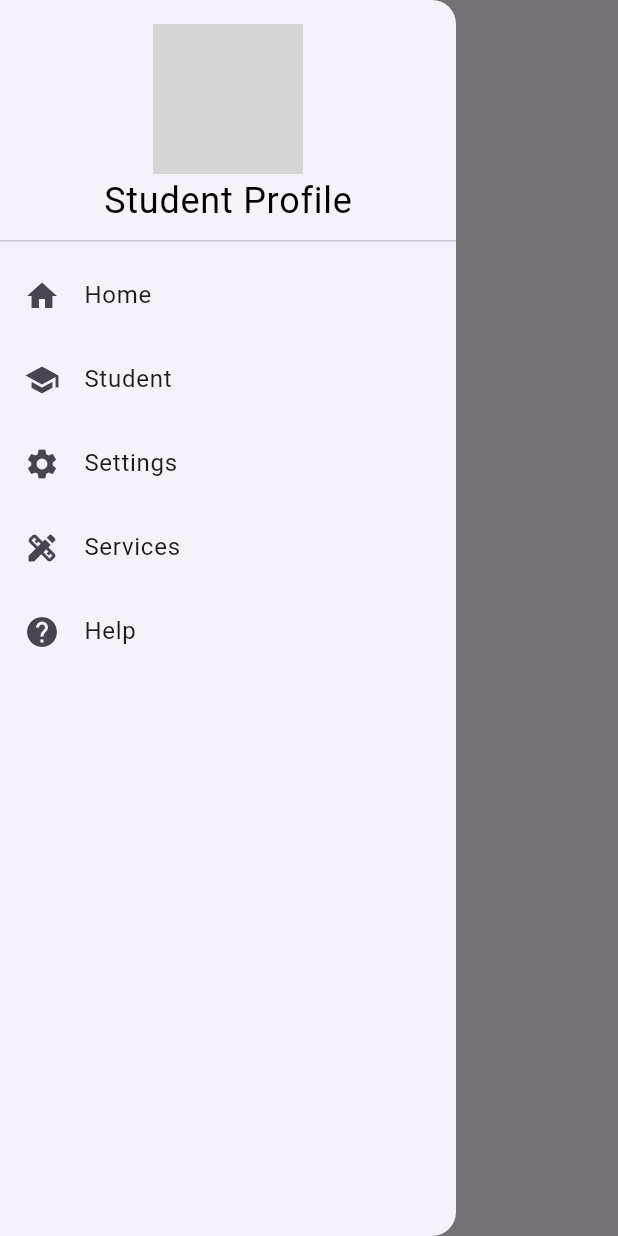
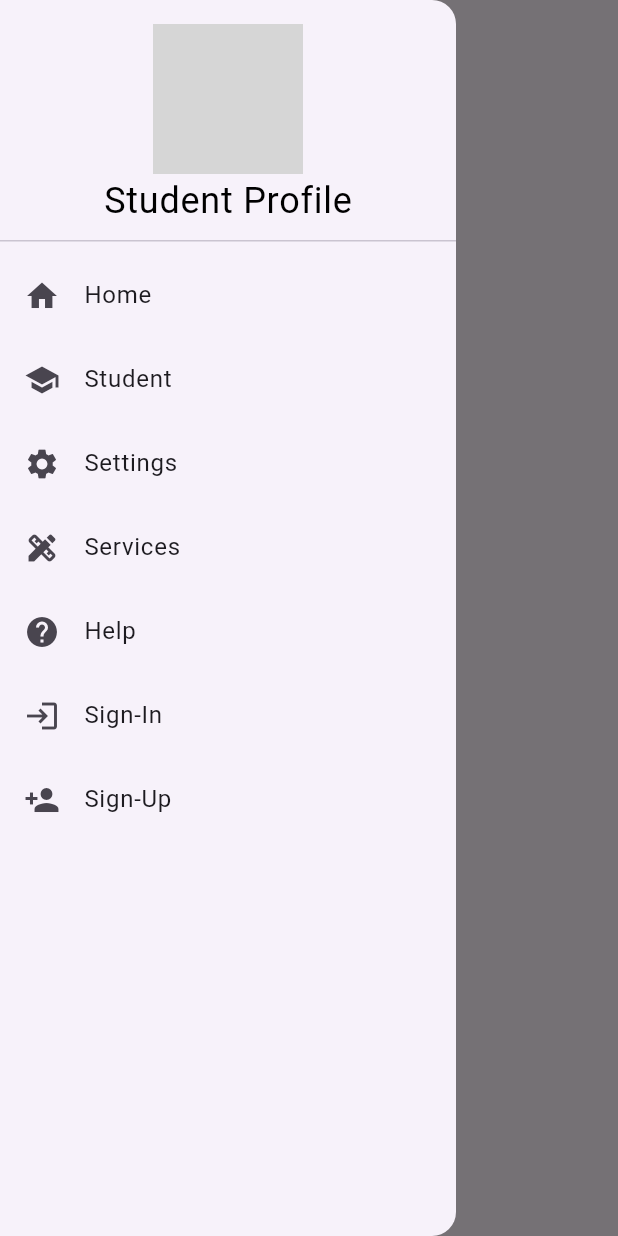
Before and after one commit to meghatekhnologia/flutter_final, a Flutter app: the MyHome screen opened by its route, with the side drawer open, on a phone screen of 412 x 824 dp. Run offline on Flutter 3.47's test engine with Material 3 defaults, Android fonts, the phone set to English and light mode, and no system bars; grey boxes are pictures that could not be loaded.

Commit message:
home page

```diff
--- a/lib/pages/Home.dart
+++ b/lib/pages/Home.dart
@@ -82,6 +82,28 @@ class MyHome extends StatelessWidget {
                 //Navigator.pop(context);
               },
             ),
+            ListTile(
+              leading:Icon(Icons.login_outlined),
+              title: Text('Sign-In'),
+              onTap: () {
+                Navigator.pop(context);
+                Navigator.pushNamed(context,'login');
+                //Navigator.pop(context);
+              },
+
+
+            ),
+            ListTile(
+              leading:Icon(Icons.person_add),
+              title: Text('Sign-Up'),
+              onTap: () {
+                Navigator.pop(context);
+                Navigator.pushNamed(context,'registration');
+                //Navigator.pop(context);
+              },
+
+
+            ),
           ],
         ),
       ),
```
